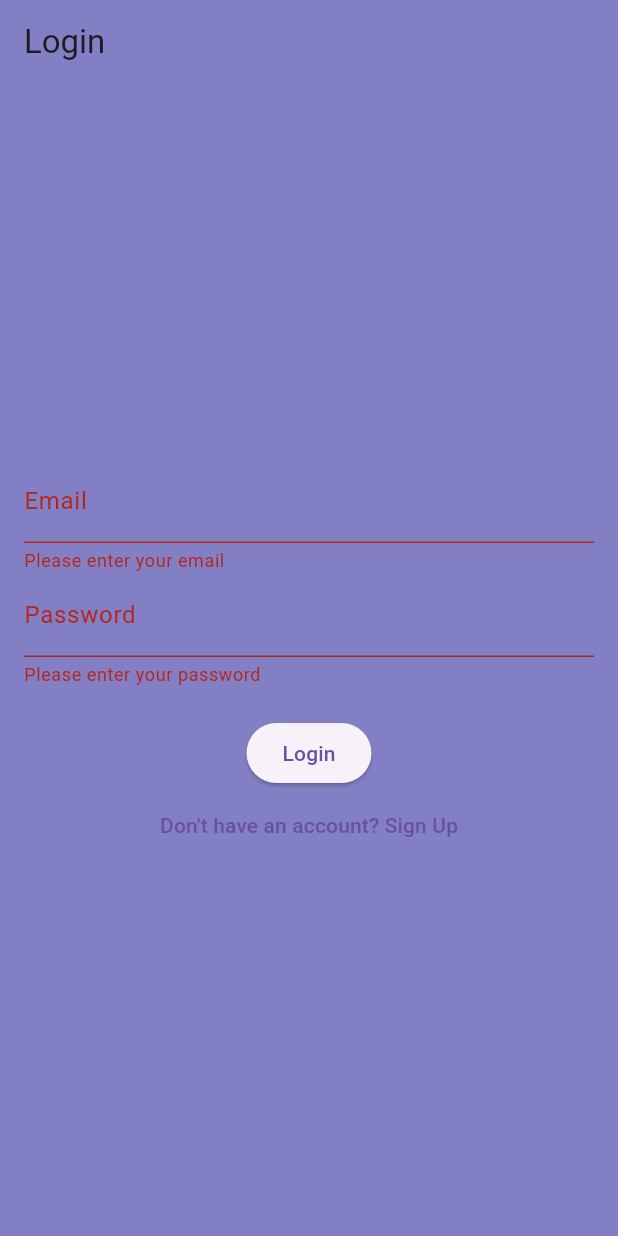
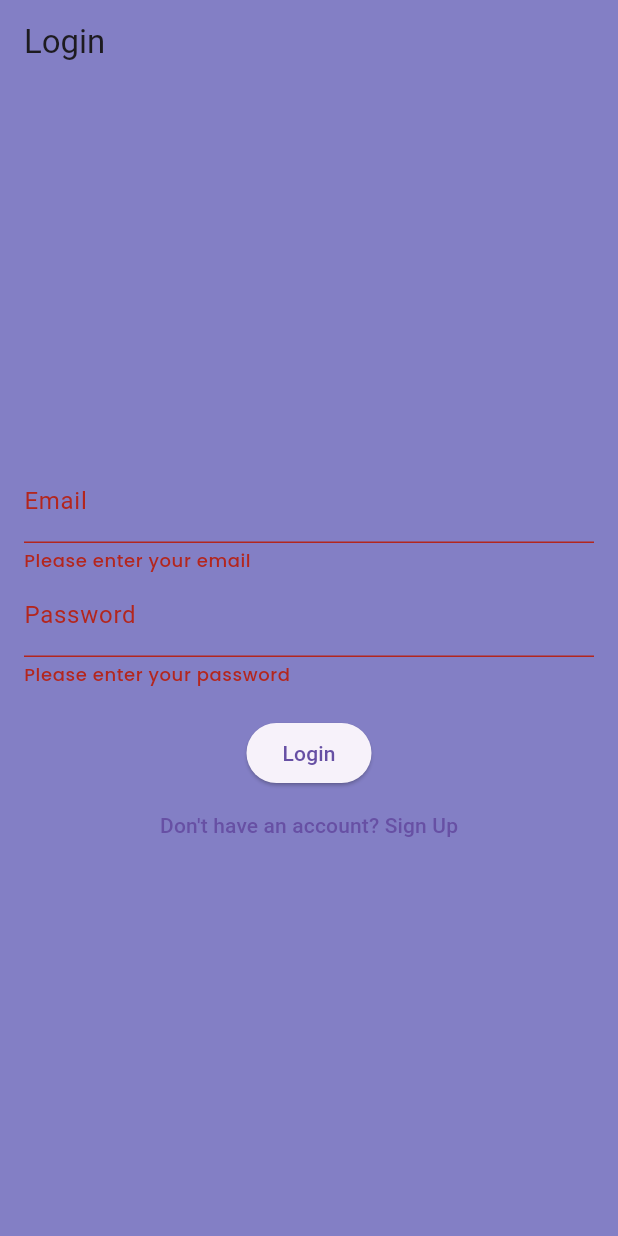
Before and after one commit to FrancescoMaca/family-center, a Flutter app: the screen it shows after launch, after a tap on "Login", on a phone screen of 412 x 824 dp. Run offline on Flutter 3.47's test engine with Material 3 defaults, Android fonts, the phone set to English and light mode, and no system bars; our stand-ins replace cloud_firestore, curved_navigation_bar, firebase_auth, firebase_core, flutter_riverpod, flutter_svg and 2 more; missing offline and left inert: fancy_snackbar; accounts and stored records are empty.

Commit message:
Added some stuff
Separated family entry widget, added a user service that I need to finish and now I am working on the user details page

```diff
--- /dev/null
+++ b/lib/providers/user_provider.dart
@@ -0,0 +1,6 @@
+import 'package:family_center/models/family_user.dart';
+import 'package:family_center/providers/auth_provider.dart';
+import 'package:family_center/services/user_service.dart';
+import 'package:flutter_riverpod/flutter_riverpod.dart';
+
+final userServiceProvider = Provider<UserService>((ref) => UserService());
--- a/lib/screens/home_screen.dart
+++ b/lib/screens/home_screen.dart
@@ -1,6 +1,5 @@
 import 'dart:async';
 
-import 'package:family_center/models/family.dart' as models;
 import 'package:family_center/providers/family_provider.dart';
 import 'package:family_center/services/family_service.dart';
 import 'package:family_center/themes/theme.dart';
--- a/lib/themes/theme.dart
+++ b/lib/themes/theme.dart
@@ -11,23 +11,28 @@ class AppTheme {
       backgroundColor: Color(0xFF837FC5),
     ),
 
-    textTheme: const TextTheme(
-      titleMedium: TextStyle(
+    textTheme: TextTheme(
+      titleMedium: const TextStyle(
         fontFamily: 'Poppins',
         fontSize: 25,
         fontWeight: FontWeight.bold,
         color: Colors.black
       ),
-      titleSmall: TextStyle(
+      titleSmall: const TextStyle(
         fontFamily: 'Poppins',
         fontSize: 21,
-        fontWeight: FontWeight.bold,
+        fontWeight: FontWeight.normal,
         color: Colors.black
       ),
-      bodyMedium: TextStyle(
+      bodyMedium: const TextStyle(
         fontFamily: 'Poppins',
         fontSize: 15,
         color: Colors.black
+      ),
+      bodySmall: TextStyle(
+        fontFamily: 'Poppins',
+        fontSize: 12,
+        color: Colors.grey.shade900
       )
     ),
     primaryColor: const Color(0xFF9F9BE4),
@@ -51,7 +56,10 @@ class AppTheme {
       ),
       bodyMedium: lightTheme.textTheme.bodyMedium?.copyWith(
         color: Colors.white
-      )
+      ),
+      bodySmall: lightTheme.textTheme.bodySmall?.copyWith(
+        color: Colors.grey
+      ),
     ),
     primaryColor: const Color(0xFF555092),
     primaryIconTheme: const IconThemeData(
```
Also changed, not shown: lib/providers/auth_provider.dart (+12 -22 lines), lib/screens/family_settings_screen.dart (added, +11 -0 lines), lib/screens/user_profile_screen.dart (+36 -57 lines), lib/services/user_service.dart (added, +21 -0 lines), lib/widgets/family/family_entry.dart (+16 -4 lines), lib/services/auth_service.dart (line endings or trailing spaces).
